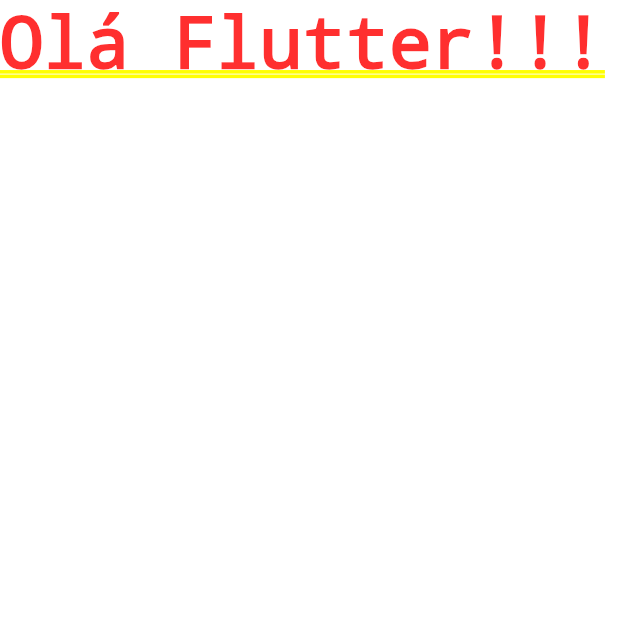
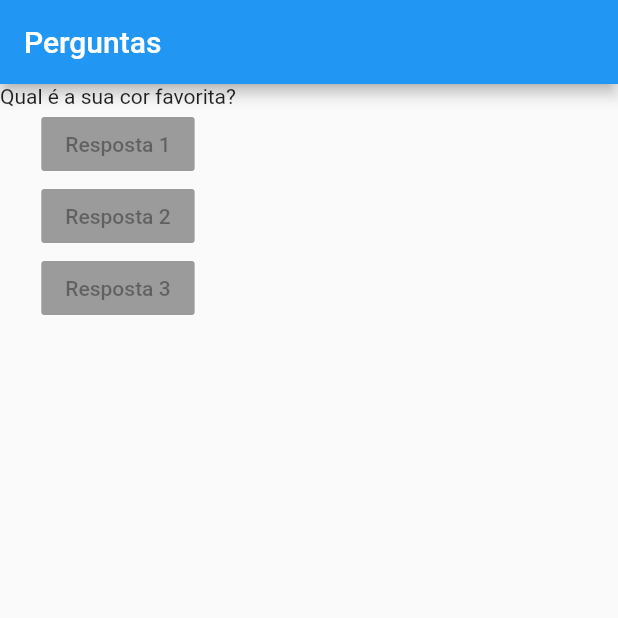
Before and after one commit to Deeved/projeto_perguntas, a Flutter app: the screen it shows after launch, on a phone screen of 412 x 824 dp, the top half of it. Run offline on Flutter 3.47's test engine with Material 2 defaults, Android fonts, the phone set to English and light mode, and no system bars.

Commit message:
Usando column para organizar widgets

```diff
--- a/lib/main.dart
+++ b/lib/main.dart
@@ -1,16 +1,39 @@
 import 'package:flutter/material.dart';
 
-main() {
-  runApp(const PerguntaApp());
-}
+main() => runApp(const PerguntaApp());
 
 class PerguntaApp extends StatelessWidget {
   const PerguntaApp({Key? key}) : super(key: key);
 
   @override
   Widget build(BuildContext context) {
-    return const MaterialApp(
-      home: Text('Olá Flutter!!!'),
-    );
+    final List<String> perguntas = [
+      'Qual é a sua cor favorita?',
+      'Qual é o seu animal favorito?'
+    ];
+
+    return MaterialApp(
+        home: Scaffold(
+      appBar: AppBar(
+        title: const Text('Perguntas'),
+      ),
+      body: Column(
+        children: [
+          Text(perguntas[0]),
+          RaisedButton(
+            child: Text('Resposta 1'),
+            onPressed: null,
+          ),
+          RaisedButton(
+            child: Text('Resposta 2'),
+            onPressed: null,
+          ),
+          RaisedButton(
+            child: Text('Resposta 3'),
+            onPressed: null,
+          )
+        ],
+      ),
+    ));
   }
 }
```
